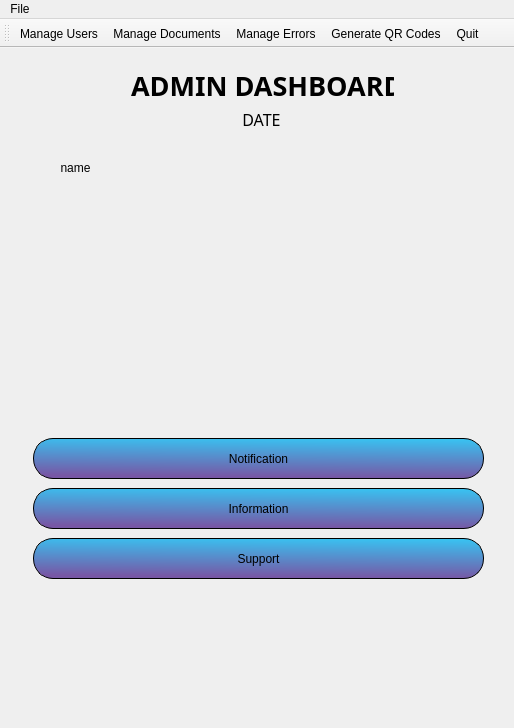
Old version of the form MyCovidRecord/adminlogin.ui in the repository gagabon501/cs106-2.
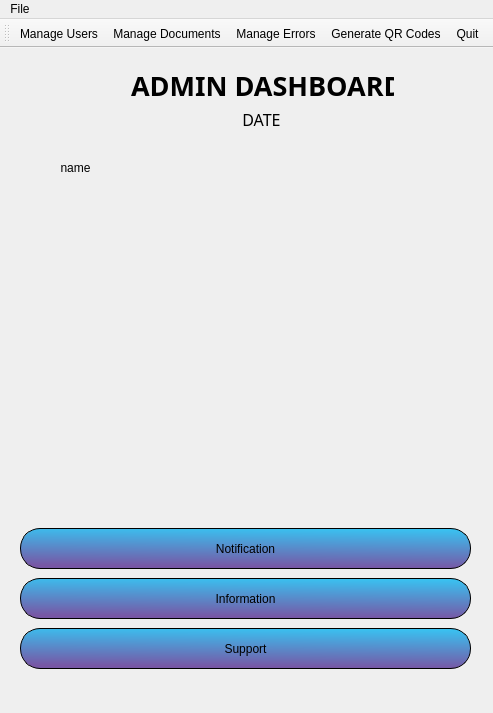
New version of the form. Icons and pictures are not drawn.

The edit to the form file:
```diff
--- a/MyCovidRecord/adminlogin.ui
+++ b/MyCovidRecord/adminlogin.ui
@@ -6,8 +6,8 @@
    <rect>
     <x>0</x>
     <y>0</y>
-    <width>514</width>
-    <height>728</height>
+    <width>493</width>
+    <height>713</height>
    </rect>
   </property>
   <property name="sizePolicy">
@@ -90,10 +90,10 @@
    <widget class="QLabel" name="label_3">
     <property name="geometry">
      <rect>
-      <x>120</x>
-      <y>120</y>
-      <width>291</width>
-      <height>231</height>
+      <x>30</x>
+      <y>140</y>
+      <width>431</width>
+      <height>301</height>
      </rect>
     </property>
     <property name="text">
@@ -131,8 +131,8 @@
    <widget class="QPushButton" name="pushButton_notify">
     <property name="geometry">
      <rect>
-      <x>33</x>
-      <y>390</y>
+      <x>20</x>
+      <y>480</y>
       <width>451</width>
       <height>41</height>
      </rect>
@@ -152,8 +152,8 @@
    <widget class="QPushButton" name="pushButton_info">
     <property name="geometry">
      <rect>
-      <x>33</x>
-      <y>440</y>
+      <x>20</x>
+      <y>530</y>
       <width>451</width>
       <height>41</height>
      </rect>
@@ -173,8 +173,8 @@
    <widget class="QPushButton" name="pushButton_support">
     <property name="geometry">
      <rect>
-      <x>33</x>
-      <y>490</y>
+      <x>20</x>
+      <y>580</y>
       <width>451</width>
       <height>41</height>
      </rect>
@@ -191,118 +191,13 @@
      <string>Support</string>
     </property>
    </widget>
-   <widget class="QGroupBox" name="groupBox">
-    <property name="geometry">
-     <rect>
-      <x>33</x>
-      <y>540</y>
-      <width>451</width>
-      <height>131</height>
-     </rect>
-    </property>
-    <property name="sizePolicy">
-     <sizepolicy hsizetype="Maximum" vsizetype="Maximum">
-      <horstretch>0</horstretch>
-      <verstretch>0</verstretch>
-     </sizepolicy>
-    </property>
-    <property name="styleSheet">
-     <string notr="true">border: 0;</string>
-    </property>
-    <property name="title">
-     <string/>
-    </property>
-    <layout class="QHBoxLayout" name="horizontalLayout_2">
-     <item>
-      <layout class="QHBoxLayout" name="horizontalLayout">
-       <property name="spacing">
-        <number>90</number>
-       </property>
-       <item>
-        <widget class="QPushButton" name="pushButton_4">
-         <property name="sizePolicy">
-          <sizepolicy hsizetype="Preferred" vsizetype="Preferred">
-           <horstretch>0</horstretch>
-           <verstretch>0</verstretch>
-          </sizepolicy>
-         </property>
-         <property name="cursor">
-          <cursorShape>OpenHandCursor</cursorShape>
-         </property>
-         <property name="autoFillBackground">
-          <bool>false</bool>
-         </property>
-         <property name="styleSheet">
-          <string notr="true">image: url(:/images/images/5810431-07.png);
-</string>
-         </property>
-         <property name="text">
-          <string/>
-         </property>
-         <property name="flat">
-          <bool>true</bool>
-         </property>
-        </widget>
-       </item>
-       <item>
-        <widget class="QPushButton" name="pushButton_2">
-         <property name="sizePolicy">
-          <sizepolicy hsizetype="Preferred" vsizetype="Preferred">
-           <horstretch>0</horstretch>
-           <verstretch>0</verstretch>
-          </sizepolicy>
-         </property>
-         <property name="cursor">
-          <cursorShape>OpenHandCursor</cursorShape>
-         </property>
-         <property name="autoFillBackground">
-          <bool>false</bool>
-         </property>
-         <property name="styleSheet">
-          <string notr="true">image: url(:/images/images/5810431-08.png);
-</string>
-         </property>
-         <property name="text">
-          <string/>
-         </property>
-         <property name="flat">
-          <bool>true</bool>
-         </property>
-        </widget>
-       </item>
-       <item>
-        <widget class="QPushButton" name="pushButton_3">
-         <property name="sizePolicy">
-          <sizepolicy hsizetype="Preferred" vsizetype="Preferred">
-           <horstretch>0</horstretch>
-           <verstretch>0</verstretch>
-          </sizepolicy>
-         </property>
-         <property name="cursor">
-          <cursorShape>OpenHandCursor</cursorShape>
-         </property>
-         <property name="styleSheet">
-          <string notr="true">image: url(:/images/images/5810431-09.png);</string>
-         </property>
-         <property name="text">
-          <string/>
-         </property>
-         <property name="flat">
-          <bool>true</bool>
-         </property>
-        </widget>
-       </item>
-      </layout>
-     </item>
-    </layout>
-   </widget>
   </widget>
   <widget class="QMenuBar" name="menuBar">
    <property name="geometry">
     <rect>
      <x>0</x>
      <y>0</y>
-     <width>514</width>
+     <width>493</width>
      <height>21</height>
     </rect>
    </property>
```
